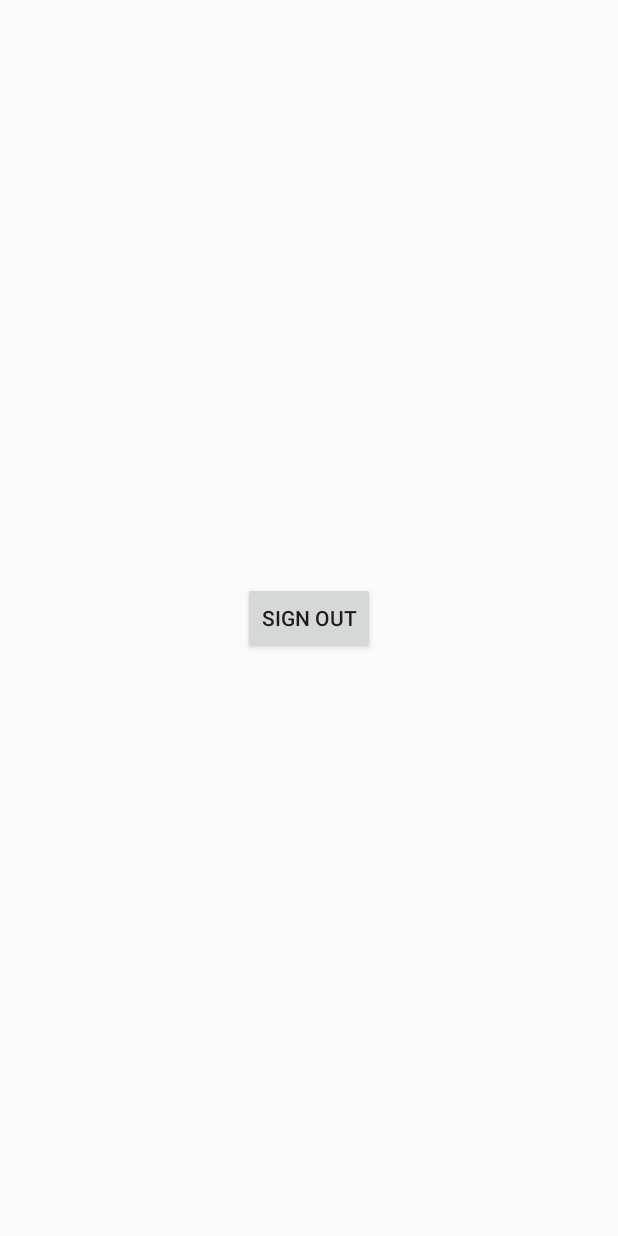
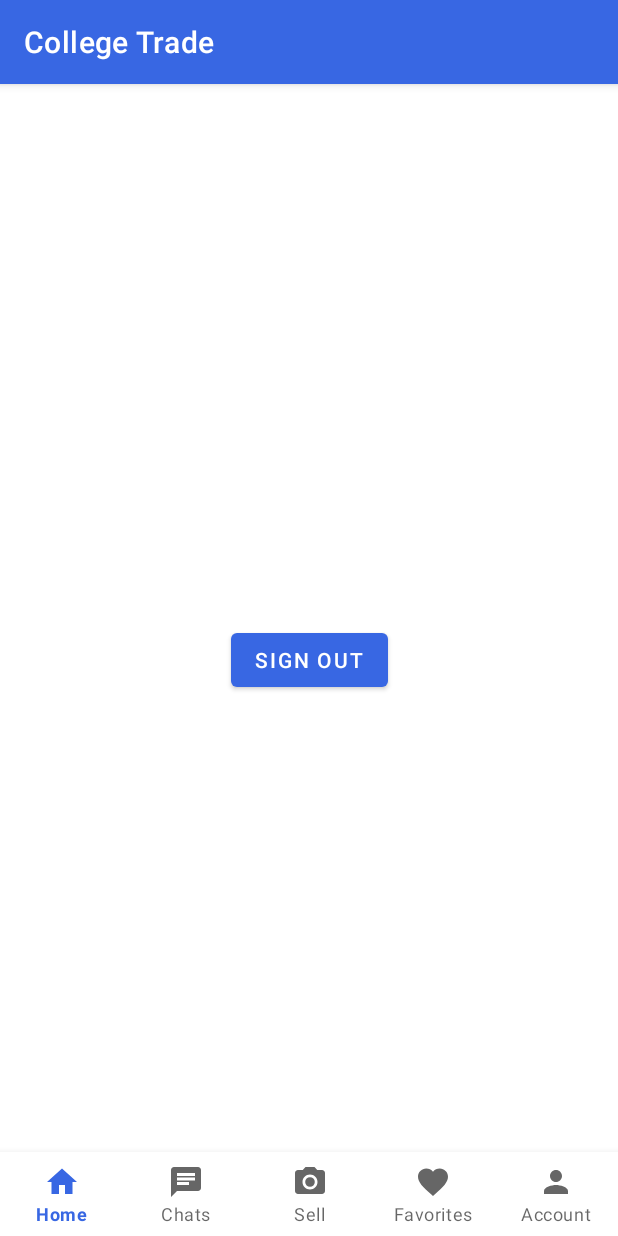
Before and after one commit to ArpitShukIa/College_Trade, an Android app: the screen it shows after launch once a user with an empty profile is signed in (MainActivity), on a phone screen of 412 x 824 dp. Run offline under Robolectric (Android 15) with nearby library versions, the phone set to English and light mode, and no system bars; our stand-ins replace Firebase (no records; nobody signed in at launch, a user with empty details on screens opened directly); libraries missing offline, so code that uses them is left out: com.firebase.ui.

Commit message:
Setup Bottom Navigation Bar

```diff
--- a/app/build.gradle
+++ b/app/build.gradle
@@ -1,6 +1,7 @@
 apply plugin: 'com.android.application'
 apply plugin: 'kotlin-android'
 apply plugin: 'kotlin-android-extensions'
+apply plugin: 'kotlin-kapt'
 apply plugin: 'com.google.gms.google-services'
 
 android {
@@ -41,4 +42,6 @@ dependencies {
     implementation 'com.firebaseui:firebase-ui-auth:6.2.0'
     implementation 'com.facebook.android:facebook-android-sdk:5.15.3'
 
+    implementation 'com.google.android.material:material:1.1.0'
+
 }
--- a/app/src/main/java/com/example/collegetrade/LoginActivity.kt
+++ /dev/null
@@ -1,12 +0,0 @@
-package com.example.collegetrade
-
-import android.os.Bundle
-import androidx.appcompat.app.AppCompatActivity
-
-class LoginActivity : AppCompatActivity() {
-
-    override fun onCreate(savedInstanceState: Bundle?) {
-        super.onCreate(savedInstanceState)
-        setContentView(R.layout.activity_login)
-    }
-}
--- a/app/src/main/java/com/example/collegetrade/MainActivity.kt
+++ b/app/src/main/java/com/example/collegetrade/MainActivity.kt
@@ -18,8 +18,31 @@ class MainActivity : AppCompatActivity() {
             AuthUI.getInstance().signOut(this)
             // Start Login Flow
         }
+        setAnimation()
+        setupBottomNavigation()
+    }
 
-        setAnimation()
+    private fun setupBottomNavigation() {
+        bottom_navigation.setOnNavigationItemSelectedListener { item ->
+            when(item.itemId) {
+                R.id.home -> {
+                    true
+                }
+                R.id.chats -> {
+                    true
+                }
+                R.id.sell -> {
+                    true
+                }
+                R.id.favorites -> {
+                    true
+                }
+                R.id.account -> {
+                    true
+                }
+                else -> false
+            }
+        }
     }
 
     private fun setAnimation() {
--- a/app/src/main/java/com/example/collegetrade/SplashScreenActivity.kt
+++ b/app/src/main/java/com/example/collegetrade/SplashScreenActivity.kt
@@ -15,7 +15,7 @@ import kotlinx.android.synthetic.main.activity_splash_screen.*
 
 class SplashScreenActivity : AppCompatActivity() {
 
-    private val TAG = "TAG SplashScreenActivity"
+    private val TAG = "TAG SplashScreen"
 
     private lateinit var firebaseAuth: FirebaseAuth
 
@@ -25,9 +25,12 @@ class SplashScreenActivity : AppCompatActivity() {
         super.onCreate(savedInstanceState)
         setContentView(R.layout.activity_splash_screen)
 
+        supportActionBar?.hide()
+
         firebaseAuth = FirebaseAuth.getInstance()
 
         setAnimation()
+
         Handler().postDelayed({
             if (firebaseAuth.currentUser == null) {
                 startSignInFlow()
@@ -39,7 +42,7 @@ class SplashScreenActivity : AppCompatActivity() {
                 intent.addFlags(Intent.FLAG_ACTIVITY_CLEAR_TOP)
                 startActivity(intent)
             }
-        }, 2000)
+        }, 1000)
 
     }
 
--- /dev/null
+++ b/app/src/main/res/drawable/ic_account.xml
@@ -0,0 +1,5 @@
+<vector android:height="24dp" android:tint="#FFFFFF"
+    android:viewportHeight="24.0" android:viewportWidth="24.0"
+    android:width="24dp" xmlns:android="http://schemas.android.com/apk/res/android">
+    <path android:fillColor="#FF000000" android:pathData="M12,12c2.21,0 4,-1.79 4,-4s-1.79,-4 -4,-4 -4,1.79 -4,4 1.79,4 4,4zM12,14c-2.67,0 -8,1.34 -8,4v2h16v-2c0,-2.66 -5.33,-4 -8,-4z"/>
+</vector>
--- /dev/null
+++ b/app/src/main/res/drawable/ic_chat.xml
@@ -0,0 +1,5 @@
+<vector android:height="24dp" android:tint="#FFFFFF"
+    android:viewportHeight="24.0" android:viewportWidth="24.0"
+    android:width="24dp" xmlns:android="http://schemas.android.com/apk/res/android">
+    <path android:fillColor="#FF000000" android:pathData="M20,2L4,2c-1.1,0 -1.99,0.9 -1.99,2L2,22l4,-4h14c1.1,0 2,-0.9 2,-2L22,4c0,-1.1 -0.9,-2 -2,-2zM6,9h12v2L6,11L6,9zM14,14L6,14v-2h8v2zM18,8L6,8L6,6h12v2z"/>
+</vector>
--- /dev/null
+++ b/app/src/main/res/drawable/ic_favorite.xml
@@ -0,0 +1,5 @@
+<vector android:height="24dp" android:tint="#FFFFFF"
+    android:viewportHeight="24.0" android:viewportWidth="24.0"
+    android:width="24dp" xmlns:android="http://schemas.android.com/apk/res/android">
+    <path android:fillColor="#FF000000" android:pathData="M12,21.35l-1.45,-1.32C5.4,15.36 2,12.28 2,8.5 2,5.42 4.42,3 7.5,3c1.74,0 3.41,0.81 4.5,2.09C13.09,3.81 14.76,3 16.5,3 19.58,3 22,5.42 22,8.5c0,3.78 -3.4,6.86 -8.55,11.54L12,21.35z"/>
+</vector>
--- /dev/null
+++ b/app/src/main/res/drawable/ic_home.xml
@@ -0,0 +1,5 @@
+<vector android:height="24dp" android:tint="#FFFFFF"
+    android:viewportHeight="24.0" android:viewportWidth="24.0"
+    android:width="24dp" xmlns:android="http://schemas.android.com/apk/res/android">
+    <path android:fillColor="#FF000000" android:pathData="M10,20v-6h4v6h5v-8h3L12,3 2,12h3v8z"/>
+</vector>
--- /dev/null
+++ b/app/src/main/res/drawable/ic_sell.xml
@@ -0,0 +1,6 @@
+<vector android:height="24dp" android:tint="#FFFFFF"
+    android:viewportHeight="24.0" android:viewportWidth="24.0"
+    android:width="24dp" xmlns:android="http://schemas.android.com/apk/res/android">
+    <path android:fillColor="#FF000000" android:pathData="M12,12m-3.2,0a3.2,3.2 0,1 1,6.4 0a3.2,3.2 0,1 1,-6.4 0"/>
+    <path android:fillColor="#FF000000" android:pathData="M9,2L7.17,4L4,4c-1.1,0 -2,0.9 -2,2v12c0,1.1 0.9,2 2,2h16c1.1,0 2,-0.9 2,-2L22,6c0,-1.1 -0.9,-2 -2,-2h-3.17L15,2L9,2zM12,17c-2.76,0 -5,-2.24 -5,-5s2.24,-5 5,-5 5,2.24 5,5 -2.24,5 -5,5z"/>
+</vector>
--- a/app/src/main/res/layout/activity_login.xml
+++ /dev/null
@@ -1,9 +0,0 @@
-<?xml version="1.0" encoding="utf-8"?>
-<androidx.constraintlayout.widget.ConstraintLayout xmlns:android="http://schemas.android.com/apk/res/android"
-    xmlns:app="http://schemas.android.com/apk/res-auto"
-    xmlns:tools="http://schemas.android.com/tools"
-    android:layout_width="match_parent"
-    android:layout_height="match_parent"
-    tools:context=".LoginActivity">
-
-</androidx.constraintlayout.widget.ConstraintLayout>
--- a/app/src/main/res/layout/activity_main.xml
+++ b/app/src/main/res/layout/activity_main.xml
@@ -10,10 +10,19 @@
         android:id="@+id/btn_sign_out"
         android:layout_width="wrap_content"
         android:layout_height="wrap_content"
-        android:text="Sign Out"
+        android:text="@string/sign_out"
         app:layout_constraintBottom_toBottomOf="parent"
         app:layout_constraintEnd_toEndOf="parent"
         app:layout_constraintHorizontal_bias="0.5"
         app:layout_constraintStart_toStartOf="parent"
         app:layout_constraintTop_toTopOf="parent" />
+
+    <com.google.android.material.bottomnavigation.BottomNavigationView
+        android:id="@+id/bottom_navigation"
+        android:layout_width="match_parent"
+        android:layout_height="wrap_content"
+        android:background="@android:color/white"
+        app:layout_constraintBottom_toBottomOf="parent"
+        app:labelVisibilityMode="labeled"
+        app:menu="@menu/bottom_nav_menu" />
 </androidx.constraintlayout.widget.ConstraintLayout>
--- /dev/null
+++ b/app/src/main/res/menu/bottom_nav_menu.xml
@@ -0,0 +1,34 @@
+<?xml version="1.0" encoding="utf-8"?>
+<menu xmlns:android="http://schemas.android.com/apk/res/android">
+
+    <item
+        android:id="@+id/home"
+        android:enabled="true"
+        android:icon="@drawable/ic_home"
+        android:title="@string/home"/>
+
+    <item
+        android:id="@+id/chats"
+        android:enabled="true"
+        android:icon="@drawable/ic_chat"
+        android:title="@string/chats"/>
+
+    <item
+        android:id="@+id/sell"
+        android:enabled="true"
+        android:icon="@drawable/ic_sell"
+        android:title="@string/sell"/>
+
+    <item
+        android:id="@+id/favorites"
+        android:enabled="true"
+        android:icon="@drawable/ic_favorite"
+        android:title="@string/favorites"/>
+
+    <item
+        android:id="@+id/account"
+        android:enabled="true"
+        android:icon="@drawable/ic_account"
+        android:title="@string/account"/>
+
+</menu>
--- a/app/src/main/res/values/strings.xml
+++ b/app/src/main/res/values/strings.xml
@@ -5,4 +5,10 @@
 
     <string name="facebook_application_id">356210038674161</string>
     <string name="fb_login_protocol_scheme">fb356210038674161</string>
+    <string name="home">Home</string>
+    <string name="chats">Chats</string>
+    <string name="sell">Sell</string>
+    <string name="favorites">Favorites</string>
+    <string name="account">Account</string>
+    <string name="sign_out">Sign Out</string>
 </resources>
--- a/app/src/main/res/values/styles.xml
+++ b/app/src/main/res/values/styles.xml
@@ -1,7 +1,7 @@
 <resources>
 
     <!-- Base application theme. -->
-    <style name="AppTheme" parent="Theme.AppCompat.Light.NoActionBar">
+    <style name="AppTheme" parent="Theme.MaterialComponents.Light.DarkActionBar">
         <!-- Customize your theme here. -->
         <item name="colorPrimary">@color/colorPrimary</item>
         <item name="colorPrimaryDark">@color/colorPrimaryDark</item>
```
